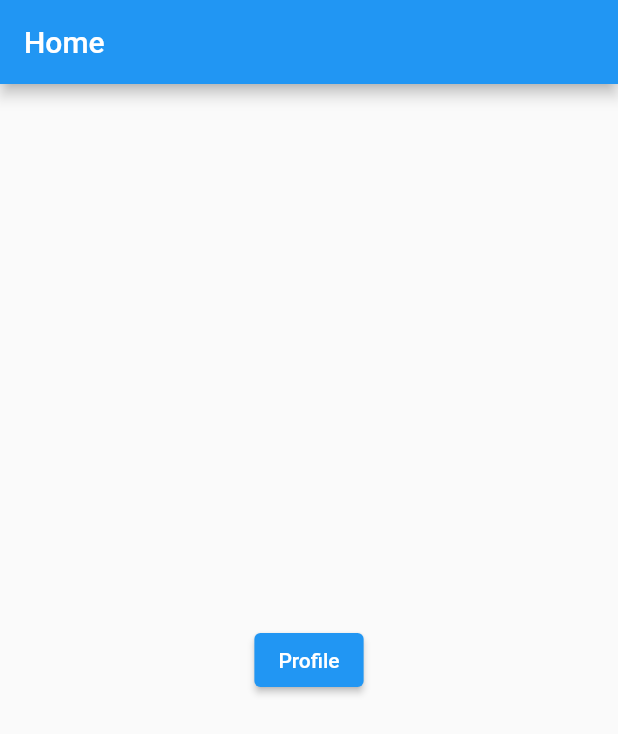
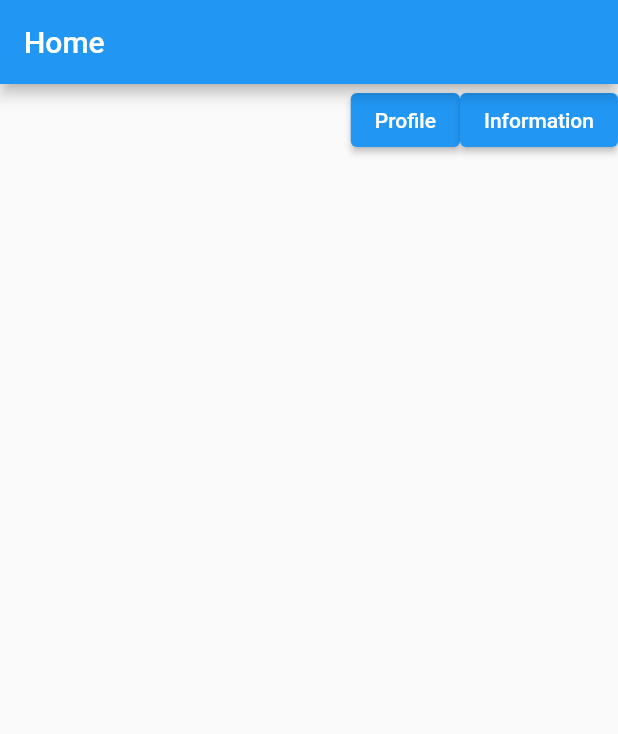
Before and after one commit to Georgi1914/Olympus-Glory, a Flutter app: the HomePage screen opened directly, on a phone screen of 412 x 824 dp. Shown: the top 734 px of the screen. Run offline on Flutter 3.47's test engine with Material 2 defaults, Android fonts, the phone set to English and light mode, and no system bars; our stand-ins replace firebase_auth, firebase_core; accounts and stored records are empty.

Commit message:
added FAQ button

```diff
--- a/rocket_booker/lib/homepage.dart
+++ b/rocket_booker/lib/homepage.dart
@@ -1,7 +1,11 @@
+import 'dart:ui';
+
+import 'package:flutter/cupertino.dart';
 import 'package:flutter/material.dart';
 import 'package:rocket_booker/services/authentication.dart';
 import 'package:rocket_booker/userbased/ProfilePage.dart';
 import 'package:firebase_auth/firebase_auth.dart';
+import 'info_page.dart';
 
 class HomePage extends StatefulWidget {
   final User user;
@@ -19,19 +23,23 @@ class _HomePageState extends State<HomePage> {
       appBar: AppBar(
         title: const Text('Home'),
       ),
-      body: Center(
-        child: ElevatedButton(
-          child: const Text('Profile'),
-        onPressed: () {
-        Navigator.push(
-        context,
-        MaterialPageRoute(builder: (context) =>  ProfilePage(user: Authentication.getCurrentUser(),)),
-    );
-    }
-            // Navigate to second route when tapped.
-          ,
-        ),
-      ),
+      body: Row(
+            mainAxisAlignment: MainAxisAlignment.end,
+            children: [
+              ElevatedButton(
+                child: const Text('Profile'),
+                onPressed: () {
+                    Navigator.push(context, MaterialPageRoute(builder: (context) =>  ProfilePage(user: Authentication.getCurrentUser(),)),);
+                  },
+              ),
+              ElevatedButton(
+                child: const Text('Information'),
+                onPressed: () {
+                  Navigator.push(context, MaterialPageRoute(builder: (context) => InfoPage()));
+                },
+              ),
+            ],
+          ),
     );
   }
 }
```
